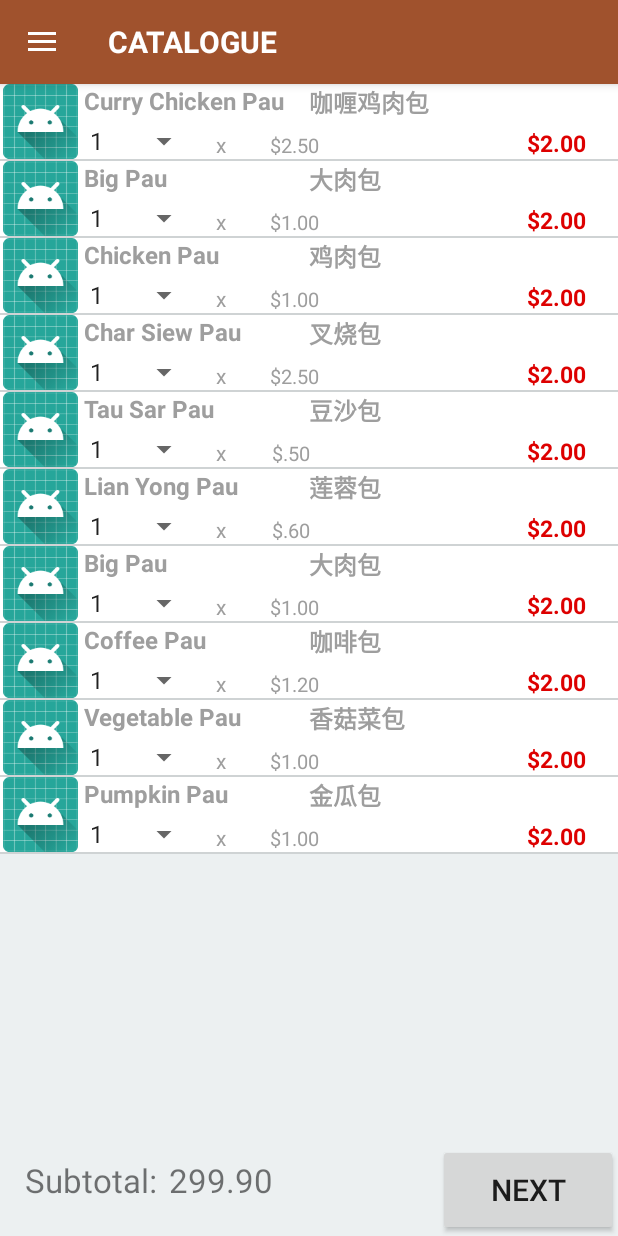
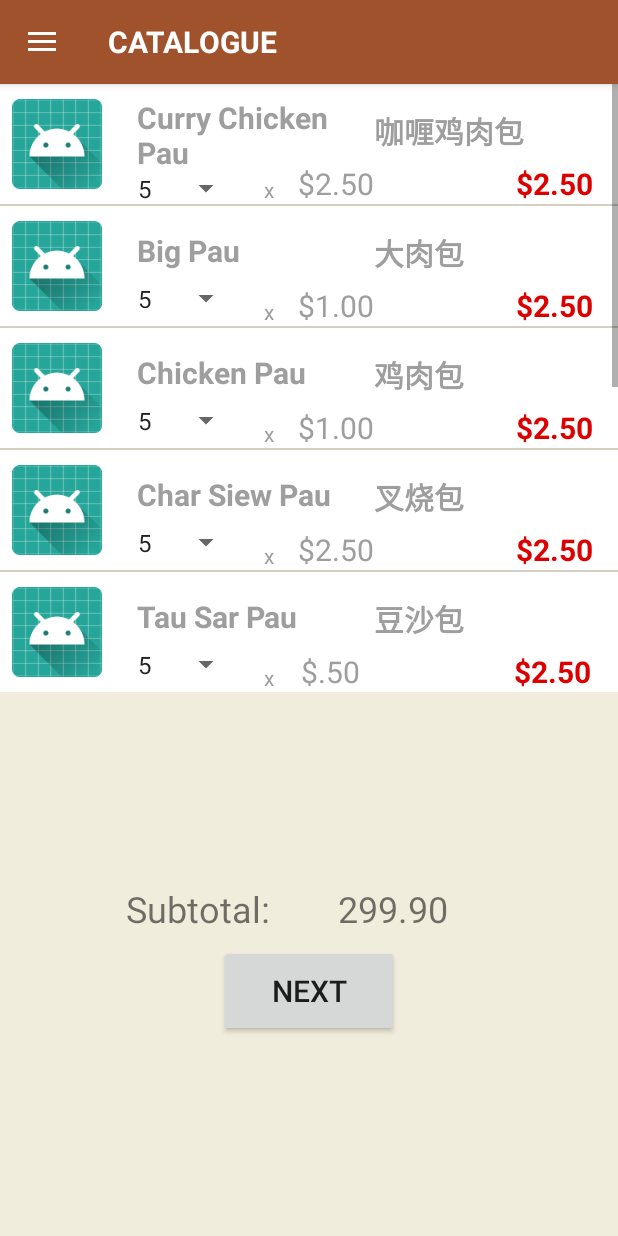
Before and after one commit to xinyiang/LimKee, an Android app: the screen it shows after launch (NavigationActivity), after a tap on "LOGIN", on a phone screen of 412 x 824 dp. Run offline under Robolectric (Android 15) with nearby library versions, the light colour scheme and no system bars; our stand-ins replace Picasso, RxJava; pictures from the network do not load.

Commit message:
Refine UI

```diff
--- a/app/src/main/AndroidManifest.xml
+++ b/app/src/main/AndroidManifest.xml
@@ -17,7 +17,8 @@
             </intent-filter>
         </activity>
         <activity android:name=".navigation.NavigationActivity" />
-        <activity android:name=".login.LogoutActivity"></activity>
+        <activity android:name=".login.LogoutActivity" />
+        <activity android:name=".userProfile.UserProfileActivity"></activity>
     </application>
 
 </manifest>
--- a/app/src/main/java/com/limkee/navigation/NavigationActivity.java
+++ b/app/src/main/java/com/limkee/navigation/NavigationActivity.java
@@ -23,6 +23,8 @@ import com.limkee.dao.CatalogueDAO;
 import com.limkee.login.LoginActivity;
 import com.limkee.login.LogoutActivity;
 import com.limkee.order.QuickReorderFragment;
+import com.limkee.userProfile.UserProfileActivity;
+
 import io.reactivex.disposables.CompositeDisposable;
 
 
@@ -126,7 +128,6 @@ public class NavigationActivity extends AppCompatActivity implements
         int id = item.getItemId();
         Class fragmentClass = null;
         if (id == R.id.nav_catalogue) {
-
             fragmentClass = CatalogueFragment.class;
             //  ConstraintLayout constraintLayout = findViewById(R.id.constraintLayout);
             //  constraintLayout.setVisibility(View.VISIBLE);
@@ -136,6 +137,9 @@ public class NavigationActivity extends AppCompatActivity implements
             // constraintLayout.setVisibility(View.GONE);
         } else if (id == R.id.nav_logout) {
             Intent intent = new Intent(this,LogoutActivity.class);
+            startActivity(intent);
+        } else if (id == R.id.nav_userprofile) {
+            Intent intent = new Intent(this,UserProfileActivity.class);
             startActivity(intent);
         }
 
--- a/app/src/main/res/layout/activity_navigation.xml
+++ b/app/src/main/res/layout/activity_navigation.xml
@@ -20,6 +20,7 @@
         android:layout_height="match_parent"></FrameLayout>
 
     <android.support.design.widget.NavigationView
+        app:theme="@style/NavigationDrawerStyle"
         android:id="@+id/nav_view"
         android:layout_width="wrap_content"
         android:layout_height="match_parent"
--- a/app/src/main/res/layout/catalogue_products.xml
+++ b/app/src/main/res/layout/catalogue_products.xml
@@ -9,69 +9,81 @@
     <RelativeLayout
         android:id="@+id/view_foreground"
         android:layout_width="match_parent"
-        android:layout_height="50dp"
+        android:layout_height="80dp"
         android:background="@android:color/white">
 
         <android.support.constraint.ConstraintLayout
             android:layout_width="match_parent"
-            android:layout_height="50dp">
+            android:layout_height="100dp">
 
             <ImageView
                 android:id="@+id/image"
-                android:layout_width="50dp"
-                android:layout_height="50dp"
+                android:layout_width="60dp"
+                android:layout_height="60dp"
                 android:layout_alignBottom="@+id/description"
                 android:layout_alignParentLeft="true"
                 android:layout_alignParentStart="true"
                 android:layout_alignParentTop="true"
+                android:layout_marginBottom="8dp"
+                android:layout_marginStart="8dp"
+                android:layout_marginTop="8dp"
                 android:src="@mipmap/ic_launcher"
-                app:layout_constraintEnd_toStartOf="@+id/minQty" />
+                app:layout_constraintBottom_toBottomOf="parent"
+                app:layout_constraintStart_toStartOf="parent"
+                app:layout_constraintTop_toTopOf="parent"
+                android:layout_marginLeft="8dp" />
 
             <TextView
                 android:id="@+id/description"
                 android:layout_width="150dp"
                 android:layout_height="wrap_content"
-                android:layout_marginLeft="8dp"
                 android:layout_marginStart="8dp"
                 android:textColor="@color/item_name"
-                android:textSize="16sp"
+                android:textSize="20sp"
                 android:textStyle="bold"
                 app:layout_constraintBottom_toBottomOf="parent"
                 app:layout_constraintEnd_toEndOf="parent"
-                app:layout_constraintHorizontal_bias="0.188"
-                app:layout_constraintLeft_toRightOf="@+id/image"
-                app:layout_constraintStart_toStartOf="parent"
+                app:layout_constraintHorizontal_bias="0.082"
+                app:layout_constraintStart_toEndOf="@+id/image"
                 app:layout_constraintTop_toTopOf="parent"
-                app:layout_constraintVertical_bias="0.0" />
+                app:layout_constraintVertical_bias="0.301"
+                android:layout_marginLeft="8dp" />
 
             <TextView
                 android:id="@+id/description2"
                 android:layout_width="0dp"
                 android:layout_height="wrap_content"
                 android:layout_alignParentTop="true"
-                android:textStyle="bold"
+                android:layout_marginBottom="8dp"
+                android:layout_marginStart="8dp"
+                android:layout_marginTop="16dp"
                 android:fontFamily="sans-serif-medium"
                 android:textColor="@color/item_name"
-                android:textSize="16sp"
+                android:textSize="20sp"
+                android:textStyle="bold"
+                app:layout_constraintBottom_toBottomOf="parent"
                 app:layout_constraintEnd_toEndOf="parent"
-                app:layout_constraintHorizontal_bias="0.0"
+                app:layout_constraintHorizontal_bias="0.888"
                 app:layout_constraintStart_toEndOf="@+id/description"
-                app:layout_constraintTop_toTopOf="parent" />
+                app:layout_constraintTop_toTopOf="parent"
+                app:layout_constraintVertical_bias="0.0"
+                android:layout_marginLeft="8dp" />
 
 
             <Spinner
                 android:id="@+id/minQty"
-                android:layout_width="wrap_content"
-                android:layout_height="wrap_content"
+                android:layout_width="77dp"
+                android:layout_height="27dp"
                 android:layout_alignBottom="@+id/description"
-                android:layout_marginEnd="8dp"
-                android:layout_marginStart="8dp"
+                android:layout_marginBottom="8dp"
+                android:layout_marginStart="16dp"
+                android:layout_marginTop="8dp"
                 android:entries="@array/qty"
-                android:textSize="17sp"
+                android:textSize="20sp"
                 app:layout_constraintBottom_toBottomOf="parent"
-                app:layout_constraintEnd_toEndOf="parent"
-                app:layout_constraintHorizontal_bias="0.14"
-                app:layout_constraintStart_toStartOf="parent" />
+                app:layout_constraintStart_toEndOf="@+id/image"
+                app:layout_constraintTop_toBottomOf="@+id/description"
+                android:layout_marginLeft="16dp" />
 
             <TextView
                 android:id="@+id/lbl"
@@ -95,7 +107,7 @@
                 android:layout_marginEnd="8dp"
                 android:layout_marginRight="8dp"
                 android:textColor="@color/item_name"
-                android:textSize="13sp"
+                android:textSize="20sp"
                 app:layout_constraintBottom_toBottomOf="parent"
                 app:layout_constraintEnd_toEndOf="parent"
                 app:layout_constraintHorizontal_bias="0.195"
@@ -111,9 +123,9 @@
                 android:layout_marginEnd="8dp"
                 android:layout_marginRight="8dp"
                 android:textColor="@color/price"
-                android:textSize="15sp"
+                android:textSize="20sp"
                 android:textStyle="bold"
-                android:text="$2.00"
+                android:text="$2.50"
                 app:layout_constraintBottom_toBottomOf="parent"
                 app:layout_constraintEnd_toEndOf="parent"
                 app:layout_constraintHorizontal_bias="0.914"
--- a/app/src/main/res/layout/fragment_catalogue.xml
+++ b/app/src/main/res/layout/fragment_catalogue.xml
@@ -23,6 +23,7 @@
 
 
         <LinearLayout
+            android:id="@+id/linearLayout"
             android:layout_width="match_parent"
             android:layout_height="wrap_content"
             android:orientation="vertical">
@@ -30,7 +31,7 @@
             <android.support.v7.widget.RecyclerView
                 android:id="@+id/recyclerView"
                 android:layout_width="match_parent"
-                android:layout_height="match_parent"
+                android:layout_height="405dp"
                 android:clipToPadding="false"
                 android:scrollbars="vertical"
                 app:layout_constraintTop_toTopOf="parent" />
@@ -40,48 +41,48 @@
             android:id="@+id/lblSubtotalAmt"
             android:layout_width="wrap_content"
             android:layout_height="wrap_content"
-            android:layout_marginEnd="8dp"
-            android:layout_marginStart="8dp"
+            android:layout_marginBottom="64dp"
+            android:layout_marginStart="84dp"
             android:layout_marginTop="8dp"
             android:text="Subtotal:"
-            android:textSize="22dp"
+            android:textSize="24dp"
             app:layout_constraintBottom_toBottomOf="parent"
-            app:layout_constraintEnd_toEndOf="parent"
-            app:layout_constraintHorizontal_bias="0.028"
             app:layout_constraintStart_toStartOf="parent"
-            app:layout_constraintTop_toTopOf="parent"
-            app:layout_constraintVertical_bias="0.969" />
+            app:layout_constraintTop_toBottomOf="@+id/linearLayout"
+            app:layout_constraintVertical_bias="0.465"
+            android:layout_marginLeft="84dp" />
 
         <TextView
             android:id="@+id/subtotalAmt"
             android:layout_width="wrap_content"
             android:layout_height="wrap_content"
-            android:layout_marginEnd="180dp"
-            android:layout_marginRight="180dp"
+            android:layout_marginBottom="8dp"
+            android:layout_marginEnd="64dp"
             android:layout_marginStart="8dp"
+            android:layout_marginTop="16dp"
+            android:text="299.90"
+            android:textSize="24dp"
+            app:layout_constraintBottom_toTopOf="@+id/btnNext"
+            app:layout_constraintEnd_toEndOf="parent"
+            app:layout_constraintHorizontal_bias="0.428"
+            app:layout_constraintStart_toEndOf="@+id/lblSubtotalAmt"
+            app:layout_constraintTop_toBottomOf="@+id/linearLayout"
+            app:layout_constraintVertical_bias="1.0"
             android:layout_marginLeft="8dp"
-            android:layout_marginTop="8dp"
-            android:text="299.90"
-            android:textSize="22dp"
-            app:layout_constraintBottom_toBottomOf="parent"
-            app:layout_constraintEnd_toEndOf="parent"
-            app:layout_constraintHorizontal_bias="0.0"
-            app:layout_constraintStart_toEndOf="@+id/lblSubtotalAmt"
-            app:layout_constraintTop_toTopOf="parent"
-            app:layout_constraintVertical_bias="0.969" />
+            android:layout_marginRight="64dp" />
 
         <Button
             android:id="@+id/btnNext"
             android:layout_width="120dp"
             android:layout_height="61dp"
+            android:layout_marginTop="8dp"
             android:text="Next"
             android:textSize="20dp"
             app:layout_constraintBottom_toBottomOf="parent"
             app:layout_constraintEnd_toEndOf="parent"
-            app:layout_constraintHorizontal_bias="1.0"
             app:layout_constraintStart_toStartOf="parent"
-            app:layout_constraintTop_toTopOf="parent"
-            app:layout_constraintVertical_bias="1.0" />
+            app:layout_constraintTop_toBottomOf="@+id/lblSubtotalAmt"
+            app:layout_constraintVertical_bias="0.0" />
 
     </android.support.constraint.ConstraintLayout>
 
--- a/app/src/main/res/menu/activity_main_drawer.xml
+++ b/app/src/main/res/menu/activity_main_drawer.xml
@@ -1,33 +1,46 @@
 <?xml version="1.0" encoding="utf-8"?>
 <menu xmlns:android="http://schemas.android.com/apk/res/android"
     xmlns:tools="http://schemas.android.com/tools"
-    tools:showIn="navigation_view" android:layout_height="100dp"  android:layout_width="50dp">
+    tools:showIn="navigation_view" android:layout_height="100dp"
+    android:layout_width="50dp">
 
     <group android:checkableBehavior="single">
+        <item
+            android:id="@+id/nav_userprofile"
+            android:title="User Profile" />
+
+        <item
+            android:id="@+id/footer_spacer_1"
+            android:checkable="false"
+            android:enabled="false"
+            android:orderInCategory="200"
+            android:title=""/>
 
         <item
             android:id="@+id/nav_catalogue"
             android:title="Catalogue" />
+
         <item
             android:id="@+id/footer_spacer_2"
             android:checkable="false"
             android:enabled="false"
             android:orderInCategory="200"
-            android:title="" />
+            android:title=""/>
 
         <item
-        android:id="@+id/nav_quickreorder"
-        android:title="Quick Reorder" />
+            android:id="@+id/nav_quickreorder"
+            android:title="Quick Reorder" />
 
         <item
             android:id="@+id/footer_spacer_3"
             android:checkable="false"
             android:enabled="false"
             android:orderInCategory="200"
-            android:title="" />
+            android:title=""/>
+
         <item
             android:id="@+id/nav_logout"
-            android:title="Logout" />
+            android:title="Logout"/>
 
     </group>
 </menu>
--- a/app/src/main/res/values/colors.xml
+++ b/app/src/main/res/values/colors.xml
@@ -4,9 +4,9 @@
     <color name="colorPrimaryDark">#8B4513</color>
     <color name="colorAccent">#404041</color>
     <color name="colorAccentAlpha">#7f404041</color>
-    <color name="background">#ecf0f1</color>
+    <color name="background">#f0eddc</color>
 
-    <color name="colorPrimaryBg">#A0522D</color>
+    <color name="colorPrimaryBg">#bd8642</color>
     <color name="colorPrimaryFont">#ffffff</color>
     <color name="colorSecondaryFont">#a9a9a9</color>
     <color name="grey500">#9E9E9E</color>
--- a/app/src/main/res/values/strings.xml
+++ b/app/src/main/res/values/strings.xml
@@ -7,7 +7,6 @@
     <string name="hello_blank_fragment">Hello blank fragment</string>
     <string name="title_activity_logout">LogoutActivity</string>
     <string-array name="qty">
-        <item>1</item>
         <item>5</item>
         <item>10</item>
         <item>15</item>
--- a/app/src/main/res/values/styles.xml
+++ b/app/src/main/res/values/styles.xml
@@ -7,8 +7,6 @@
         <item name="colorPrimaryDark">@color/colorPrimaryDark</item>
         <item name="colorAccent">@color/colorAccent</item>
         <item name="android:windowBackground">@color/background</item>
-
-
         <item name="windowActionBar">false</item>
         <item name="windowNoTitle">true</item>
     </style>
@@ -25,4 +23,10 @@
     <style name="MyDialogTheme" parent="Theme.AppCompat.Light.Dialog.Alert">
         <item name="colorPrimary">@color/colorPrimary</item>
     </style>
+
+    <style name="NavigationDrawerStyle">
+        <item name="android:textSize">20sp</item>
+        <item name="android:listPreferredItemHeightSmall">40dp</item>
+        <item name="listPreferredItemHeightSmall">40dp</item>
+    </style>
 </resources>
```
Also changed, not shown: app/src/main/java/com/limkee/userProfile/UserProfileActivity.java (added, +25 -0 lines), app/src/main/res/layout/activity_login.xml (+30 -13 lines), app/src/main/res/layout/activity_user_profile.xml (added, +9 -0 lines), app/src/main/res/drawable/logo.jpg (deleted), app/src/main/res/drawable/logo.png (added).
